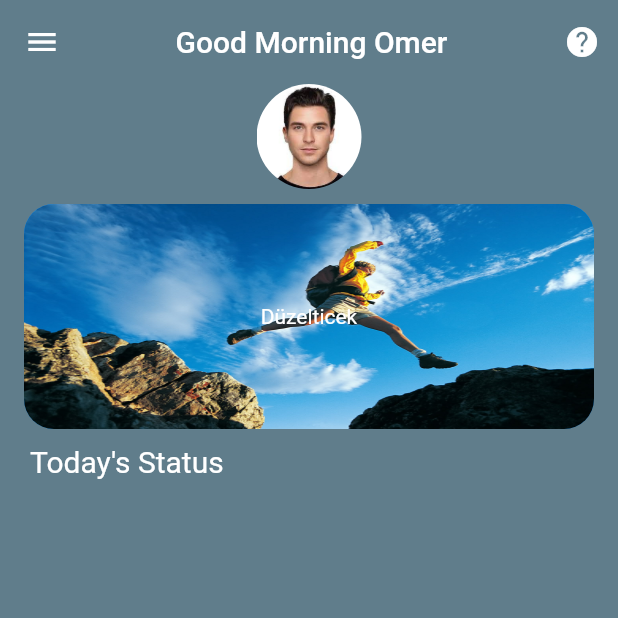
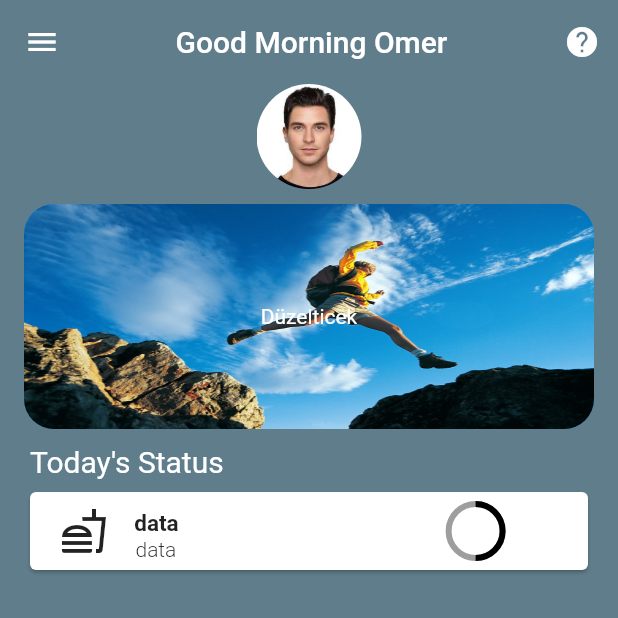
Before and after one commit to Omerbalikcii/Your_Coach, a Flutter app: the screen it shows after launch, on a phone screen of 412 x 824 dp, the top half of it. Run offline on Flutter 3.47's test engine with Material 2 defaults, Android fonts, the phone set to English and light mode, and no system bars.

Commit message:
creating main page

```diff
--- a/lib/main.dart
+++ b/lib/main.dart
@@ -91,13 +91,53 @@ class _MyHomePageState extends State<MyHomePage> {
               ),
               Row(children: [
                 Container(
-                    margin: EdgeInsets.fromLTRB(20, 10, 0, 0),
+                    margin: EdgeInsets.fromLTRB(20, 10, 0, 5),
                     child: Text("Today's Status ",
                       style: TextStyle(
                       color: Colors.white,fontSize: 20
                     ),))
-              ],)
+              ],),
+              SizedBox(
+                height: 60,
+                width: 380,
+                child: Card(
+                  child: Row(
+                    children: [
+                      SizedBox(width: 20,),
+                      Icon(Icons.fastfood_outlined,size: 32,),
+                      SizedBox(width: 10,),
+                      Column(
+                        children: [
+                          SizedBox(height: 12,),
+                          Text("  data",style: TextStyle(
+                            fontWeight: FontWeight.bold,
+                            fontSize: 15
+                          ),),
+                          Text("  data",style: TextStyle(
+                            fontWeight: FontWeight.w300
+                          ),)
+                        ],
+                      ),
+                      SizedBox(width: 180,),
+
+                     CircularProgressIndicator(
+                          color: Colors.black,
+                          backgroundColor: Colors.grey,
+                          value: 0.5,
+
+                        ),
+
+
+
+
+                    ],
+                  ),
+
+                ),
+              ),
+
             ],
+
 
           ),
         )
```
